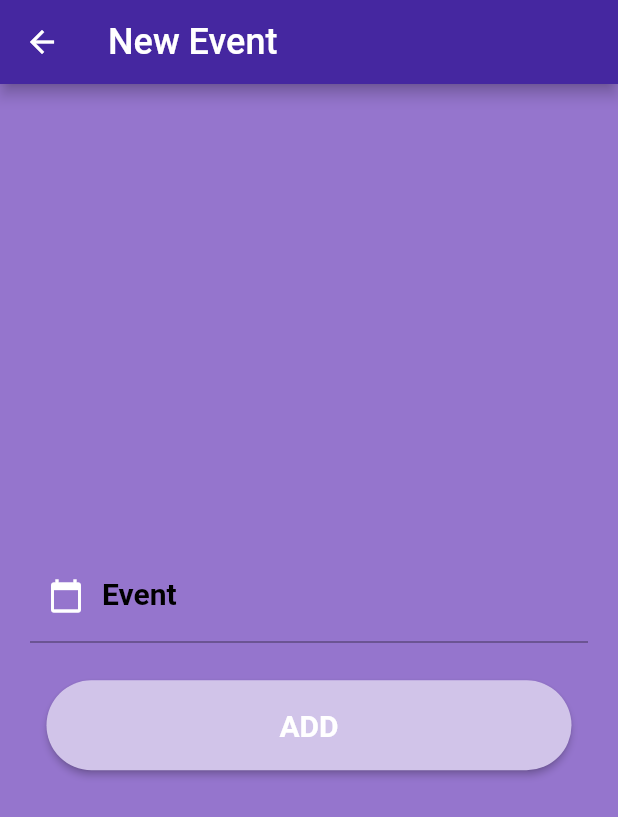
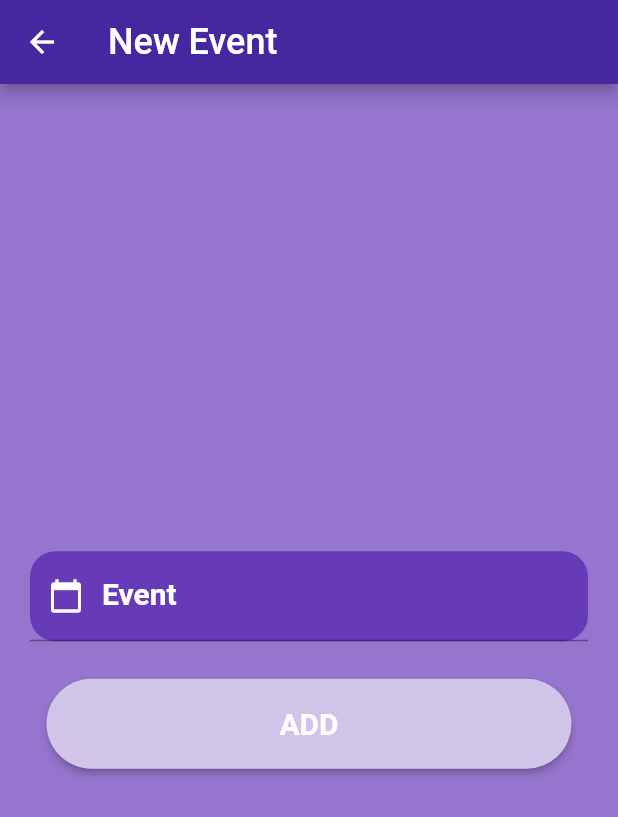
Before and after one commit to akritimangal/Event_Scheduler, a Flutter app: the NewEventScreen screen opened directly, on a phone screen of 412 x 824 dp. Shown: the top 817 px of the screen. Run offline on Flutter 3.47's test engine with Material 2 defaults, Android fonts, the phone set to English and light mode, and no system bars.

Commit message:
2nd commit

```diff
--- a/lib/new_event.dart
+++ b/lib/new_event.dart
@@ -8,6 +8,7 @@ class NewEventScreen extends StatefulWidget {
 
 class _NewEventScreen extends State<NewEventScreen> {
   final TextEditingController _textEditingController = TextEditingController();
+  final _formKey = GlobalKey<FormState>();
   @override
   Widget build(BuildContext context) {
     return Scaffold(
@@ -17,20 +18,35 @@ class _NewEventScreen extends State<NewEventScreen> {
           backgroundColor: Colors.deepPurple[800]),
       body: Container(
         padding: EdgeInsets.symmetric(horizontal: 20),
+        key: _formKey,
         child: Column(
           mainAxisAlignment: MainAxisAlignment.center,
           crossAxisAlignment: CrossAxisAlignment.center,
           children: [
-            TextFormField(
+            Container(
+              height: 60.0,
+
+              decoration: BoxDecoration(
+                shape: BoxShape.rectangle,
+                color: Colors.deepPurple,
+
+                borderRadius: BorderRadius.circular(17.0),
+              ),
+
+              child: TextFormField(
+                minLines: 1,
+                maxLines: 10,
+                keyboardType: TextInputType.multiline,
                 decoration: const InputDecoration(
-                border: UnderlineInputBorder(),
+                  // border: UnderlineInputBorder(),
                   labelText: "Event",
                   labelStyle: TextStyle(
-                  color: Colors.black,
+                    color: Colors.white,
                     fontWeight: FontWeight.bold,
                     fontSize: 20.0,
+
                   ),
-                fillColor: Colors.orange,
+
                   prefixIcon: Padding(
                     padding: EdgeInsets.all(5.0),
                     child: Icon(
@@ -41,7 +57,7 @@ class _NewEventScreen extends State<NewEventScreen> {
                 ),
                 controller: _textEditingController,
 
-              //-----------------NOT WORKING -------------------------
+                /*-----------------NOT WORKING -------------------------
                 validator: (value) {
                   if (value!.isEmpty) {
                     return "Event cannot be empty";
@@ -51,8 +67,8 @@ class _NewEventScreen extends State<NewEventScreen> {
                 onChanged:(value){
                   setState((){});
                 },
-              //---------------------------------------------------------------
-
+                ---------------------------------------------------------------*/
+              ),
             ),
             const SizedBox(
               height: 25.0,
@@ -71,15 +87,15 @@ class _NewEventScreen extends State<NewEventScreen> {
                         shape: RoundedRectangleBorder(
                           borderRadius: BorderRadius.circular(60),
                         )),
-                    child: Text(
-                      "ADD",
+                    child: const Text("ADD",
                       style: TextStyle(
                         fontWeight: FontWeight.bold,
                         fontSize: 20.0,
                       ),
                     )),
               );
-            }),
+            }
+            ),
           ],
         ),
       ),
@@ -88,8 +104,8 @@ class _NewEventScreen extends State<NewEventScreen> {
 }
 
 /*-------TO DO--------------------
-1)event text formfield can't get multiple line input
-2)textform field enclose in box
+1)event text formfield can't get multiple line input--done
+2)textform field enclose in box--done
 3)main home page scrollable
 4)event in form of box
 5)event delete functionality
```
Also changed, not shown: lib/main.dart (indentation only). Lines whose indentation alone changed are shown as unchanged.
